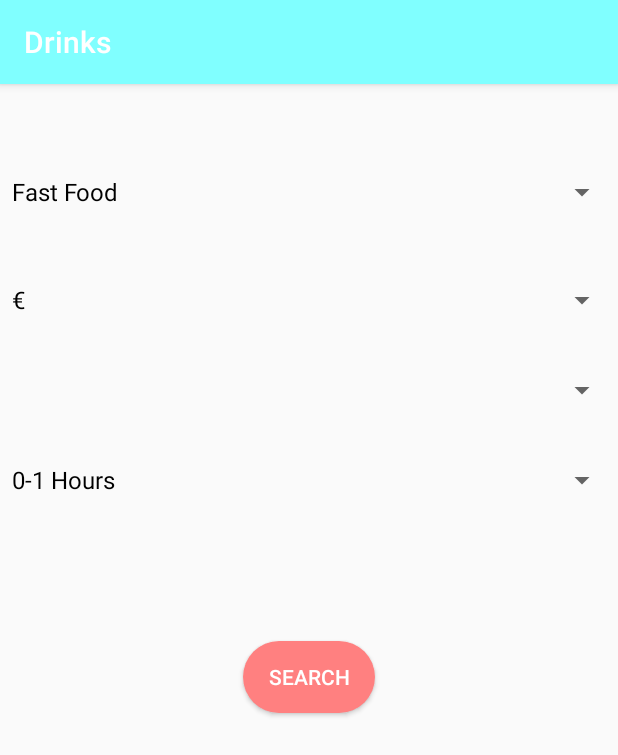
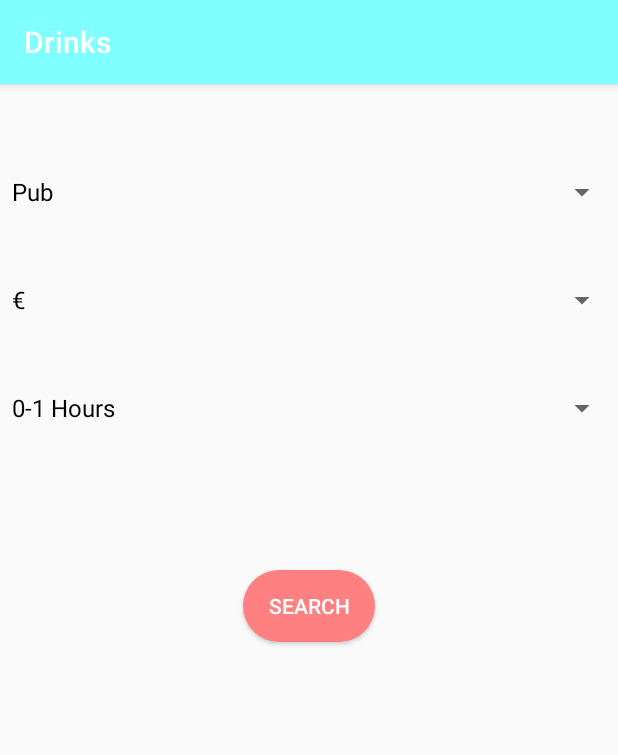
Before and after one commit to Eoin1539/WhereNow, an Android app: the Drinks_Selection screen opened directly, with no data from a screen before it, on a phone screen of 412 x 824 dp. Shown: the top 755 px of the screen. Run offline under Robolectric (Android 15) with nearby library versions, the phone set to English and light mode, and no system bars.

Commit message:
Developed all of the drinks sections and made sure it works. Redesigned the drinks_section.xml. Added the bar styles into the strings.xml

```diff
--- a/app/src/main/java/nci/wherenow/Drinks_Selection.java
+++ b/app/src/main/java/nci/wherenow/Drinks_Selection.java
@@ -9,17 +9,18 @@ import android.widget.AdapterView;
 import android.widget.ArrayAdapter;
 import android.widget.Button;
 import android.widget.Spinner;
-
 import java.util.ArrayList;
 import java.util.List;
 
 public class Drinks_Selection extends AppCompatActivity implements AdapterView.OnItemSelectedListener{
 
-    Spinner cuisineSpinner, priceSpinner, distanceSpinner, durationSpinner;
+    Spinner barStyleSpinner, priceSpinner, durationSpinner;
     ArrayAdapter adapter;
     Button btn;
 
     List<Bar> barList;
+
+
 
     @Override
     protected void onCreate(Bundle savedInstanceState) {
@@ -33,11 +34,11 @@ public class Drinks_Selection extends AppCompatActivity implements AdapterView.O
         btn = findViewById(R.id.btn);
 
         //Importing Cuisines into the Cuisine Spinner
-        adapter = ArrayAdapter.createFromResource(this, R.array.cuisine, android.R.layout.simple_spinner_dropdown_item);
+        adapter = ArrayAdapter.createFromResource(this, R.array.barStyles, android.R.layout.simple_spinner_dropdown_item);
 
-        cuisineSpinner = findViewById(R.id.cuisineSpinner);
-        cuisineSpinner.setAdapter(adapter);
-        cuisineSpinner.setOnItemSelectedListener(Drinks_Selection.this);
+        barStyleSpinner = findViewById(R.id.barStyleSpinner);
+        barStyleSpinner.setAdapter(adapter);
+        barStyleSpinner.setOnItemSelectedListener(Drinks_Selection.this);
 
         //Importing Prices into the Price Spinner
         adapter = ArrayAdapter.createFromResource(this, R.array.price, android.R.layout.simple_spinner_dropdown_item);
@@ -53,13 +54,6 @@ public class Drinks_Selection extends AppCompatActivity implements AdapterView.O
         durationSpinner.setAdapter(adapter);
         durationSpinner.setOnItemSelectedListener(Drinks_Selection.this);
 
-        /*//Importing Distance into the Distance Spinner
-        adapter = ArrayAdapter.createFromResource(this, R.array.distance, android.R.layout.simple_spinner_dropdown_item);
-
-        distanceSpinner = findViewById(R.id.distanceSpinner);
-        distanceSpinner.setAdapter(adapter);
-        distanceSpinner.setOnItemSelectedListener(Drinks_Selection.this);*/
-
     }
 
     @Override
@@ -67,10 +61,23 @@ public class Drinks_Selection extends AppCompatActivity implements AdapterView.O
 
     }
 
+
+    //Creating Button Click to start new activity after filter has been chosen
+
     public void btnClicked (View v){
-        Intent startNewActivity = new Intent (this, Bar_Results.class);
-        startActivity(startNewActivity);
+        String barStyle = barStyleSpinner.getSelectedItem().toString();
+        String priceRange = priceSpinner.getSelectedItem().toString();
+
+
+        Intent i = new Intent (this, Bar_Results.class);
+        i.putExtra("barStyle", barStyle);
+        i.putExtra("priceRange", priceRange);
+
+        startActivity(i);
+
+
     }
+
 
     @Override
     public void onNothingSelected(AdapterView<?> adapterView) {
--- a/app/src/main/res/layout/activity__account.xml
+++ b/app/src/main/res/layout/activity__account.xml
@@ -7,7 +7,7 @@
     tools:context="nci.wherenow.Activity_Account">
 
     <Button
-        android:id="@+id/drinks_Selection"
+        android:id="@+id/Drinks_Selection"
         android:layout_width="237dp"
         android:layout_height="42dp"
         android:layout_marginBottom="80dp"
--- a/app/src/main/res/layout/bar_results.xml
+++ b/app/src/main/res/layout/bar_results.xml
@@ -10,9 +10,7 @@
         android:id="@+id/recyclerView"
         android:layout_width="0dp"
         android:layout_height="wrap_content"
-        android:layout_marginTop="16dp"
         app:layout_constraintEnd_toEndOf="parent"
-        app:layout_constraintHorizontal_bias="0.0"
         app:layout_constraintStart_toStartOf="parent"
         app:layout_constraintTop_toTopOf="parent" />
 </android.support.constraint.ConstraintLayout>
--- a/app/src/main/res/layout/drinks_selection.xml
+++ b/app/src/main/res/layout/drinks_selection.xml
@@ -4,15 +4,14 @@
     xmlns:tools="http://schemas.android.com/tools"
     android:layout_width="match_parent"
     android:layout_height="match_parent"
-    android:addStatesFromChildren="false"
-    tools:context="nci.wherenow.Drinks_Selection"
+    tools:context="nci.wherenow.Food_Selection"
     tools:layout_editor_absoluteY="81dp">
 
     <Button
         android:id="@+id/btn"
         android:layout_width="wrap_content"
         android:layout_height="wrap_content"
-        android:layout_marginTop="83dp"
+        android:layout_marginTop="84dp"
         android:background="@drawable/drinkfoodbuttons"
         android:onClick="btnClicked"
         android:text="@string/search"
@@ -26,15 +25,15 @@
         android:layout_width="match_parent"
         android:layout_height="wrap_content"
         android:visibility="gone"
-        app:layout_constraintEnd_toEndOf="parent"
-        app:layout_constraintHorizontal_bias="0.0"
+        app:layout_constraintBottom_toTopOf="parent"
+        app:layout_constraintEnd_toStartOf="parent"
         app:layout_constraintStart_toStartOf="parent"
         app:layout_constraintTop_toTopOf="parent">
 
     </android.support.v7.widget.RecyclerView>
 
     <Spinner
-        android:id="@+id/distanceSpinner"
+        android:id="@+id/durationSpinner"
         android:layout_width="0dp"
         android:layout_height="wrap_content"
         android:layout_marginTop="24dp"
@@ -43,25 +42,16 @@
         app:layout_constraintTop_toBottomOf="@+id/priceSpinner" />
 
     <Spinner
-        android:id="@+id/durationSpinner"
-        android:layout_width="0dp"
-        android:layout_height="wrap_content"
-        android:layout_marginTop="24dp"
-        app:layout_constraintEnd_toEndOf="parent"
-        app:layout_constraintStart_toStartOf="parent"
-        app:layout_constraintTop_toBottomOf="@+id/distanceSpinner" />
-
-    <Spinner
         android:id="@+id/priceSpinner"
         android:layout_width="0dp"
         android:layout_height="wrap_content"
         android:layout_marginTop="24dp"
         app:layout_constraintEnd_toEndOf="parent"
         app:layout_constraintStart_toStartOf="parent"
-        app:layout_constraintTop_toBottomOf="@+id/cuisineSpinner" />
+        app:layout_constraintTop_toBottomOf="@+id/barStyleSpinner" />
 
     <Spinner
-        android:id="@+id/cuisineSpinner"
+        android:id="@+id/barStyleSpinner"
         android:layout_width="0dp"
         android:layout_height="wrap_content"
         android:layout_marginTop="48dp"
--- a/app/src/main/res/layout/food_selection.xml
+++ b/app/src/main/res/layout/food_selection.xml
@@ -11,13 +11,13 @@
         android:id="@+id/btn"
         android:layout_width="wrap_content"
         android:layout_height="wrap_content"
-        android:layout_marginTop="83dp"
+        android:layout_marginTop="84dp"
         android:background="@drawable/drinkfoodbuttons"
         android:onClick="btnClicked"
         android:text="@string/search"
+        android:textColor="#FFFFFF"
         app:layout_constraintEnd_toEndOf="parent"
         app:layout_constraintStart_toStartOf="parent"
-        android:textColor="#FFFFFF"
         app:layout_constraintTop_toBottomOf="@+id/durationSpinner" />
 
     <android.support.v7.widget.RecyclerView
--- a/app/src/main/res/values/strings.xml
+++ b/app/src/main/res/values/strings.xml
@@ -19,6 +19,16 @@
         <item name="cuisine">Healthy</item>
     </string-array>
 
+    <string-array name="barStyles">
+
+        <item name="barStyle">Pub</item>
+        <item name="barStyle">Bar</item>
+        <item name="barStyle">Sports Bar</item>
+        <item name="barStyle">Cocktail Bar</item>
+        <item name="barStyle">Nightclub</item>
+
+    </string-array>
+
     <string-array name="price">
         <item name="price">€</item>
         <item name="price">€€</item>
```
Also changed, not shown: app/src/main/java/nci/wherenow/Bar.java (+62 -16 lines), app/src/main/java/nci/wherenow/BarAdapter.java (+62 -38 lines), app/src/main/java/nci/wherenow/Bar_Results.java (+54 -53 lines).
